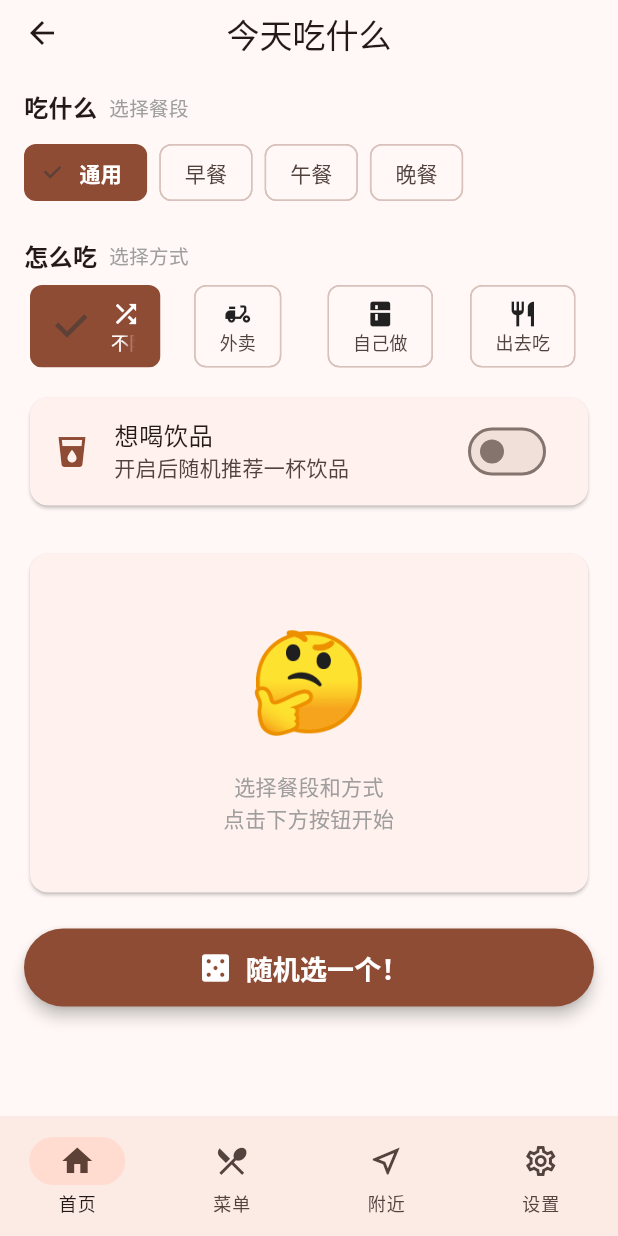
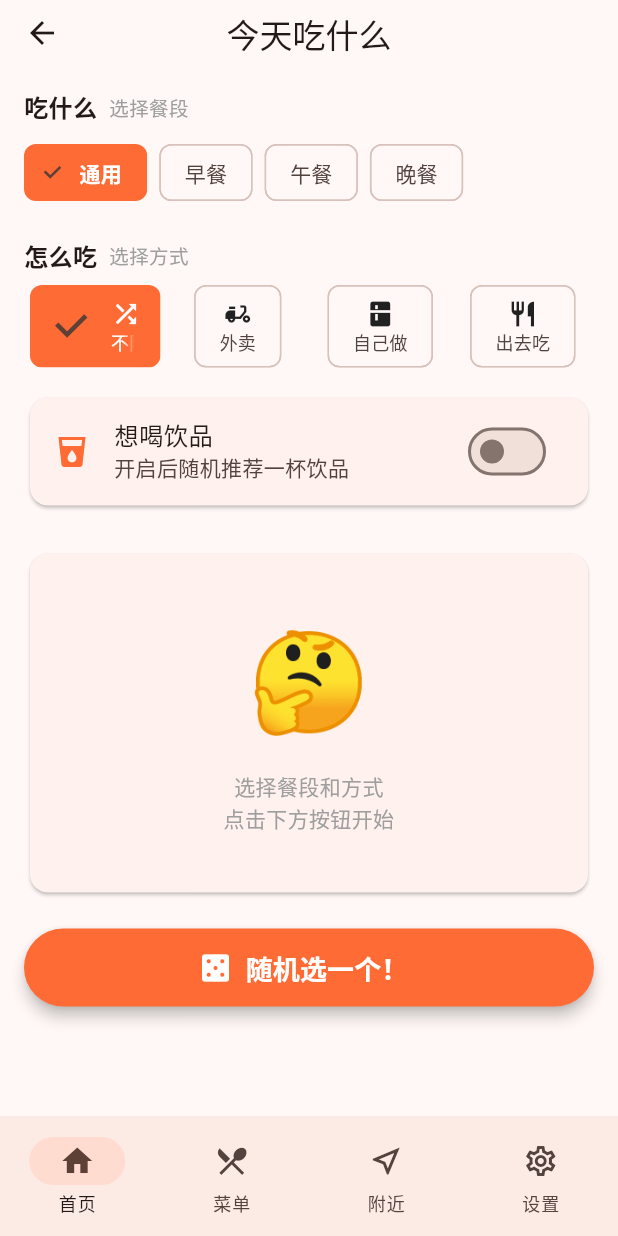
Before and after one commit to DianranQian/today-app, a Flutter app: the screen it shows after launch, after a tap on "今天吃什么", on a phone screen of 412 x 824 dp. Run offline on Flutter 3.47's test engine with Material 3 defaults, Android fonts, the phone set to English and light mode, and no system bars; our stand-ins replace file_picker, image_picker, location, share_plus, shared_preferences; missing offline and left inert: gbk_codec.

Commit message:
V3-1 基础：版本号 0.1.0+1 + 主题变亮 + 主页移除打赏
- pubspec version 1.0.0+1 -> 0.1.0+1，界面统一显示 v0.1.0
- 主题：ColorScheme.fromSeed 强制 primary=种子色（M3 默认压暗 40 色调），
  四子应用主题色更亮更艳
- 主页移除赛博乞讨按钮（设置页保留打赏入口）
- 测试适配

```diff
--- a/lib/core/theme.dart
+++ b/lib/core/theme.dart
@@ -1,9 +1,15 @@
 import 'package:flutter/material.dart';
 
-/// 「今天做什么」主题工厂：四子应用各自的主题色由 seed 派生（M3 tonal palette）
+/// 「今天做什么」主题工厂：四子应用各自的主题色由 seed 派生
+///
+/// 注意：M3 默认 primary 是 seed 的 40 色调（偏暗），
+/// 这里强制 primary = 种子原色，让主题色更亮更艳。
 ThemeData buildAppTheme({required Color seed}) {
   return ThemeData(
-    colorSchemeSeed: seed,
+    colorScheme: ColorScheme.fromSeed(
+      seedColor: seed,
+      primary: seed,
+    ),
     useMaterial3: true,
     brightness: Brightness.light,
     fontFamilyFallback: const [
--- a/lib/main.dart
+++ b/lib/main.dart
@@ -4,7 +4,6 @@ import 'apps/eat/eat_app.dart';
 import 'apps/go/go_app.dart';
 import 'apps/wear/wear_app.dart';
 import 'core/app_settings.dart';
-import 'core/donation.dart';
 import 'core/theme.dart';
 import 'pages/settings_page.dart';
 
@@ -92,14 +91,6 @@ class HomeEntryPage extends StatelessWidget {
           ),
           const SizedBox(height: 24),
           Center(
-            child: TextButton.icon(
-              onPressed: () => showDonationDialog(context),
-              icon: const Icon(Icons.favorite, color: Colors.red, size: 18),
-              label: const Text('赛博乞讨'),
-            ),
-          ),
-          const SizedBox(height: 8),
-          Center(
             child: Text(
               '今天做什么 v0.1.0 · 开源项目',
               style: TextStyle(color: Colors.grey[400], fontSize: 12),
--- a/lib/pages/settings_page.dart
+++ b/lib/pages/settings_page.dart
@@ -233,7 +233,7 @@ class _SettingsPageState extends State<SettingsPage> {
           const SizedBox(height: 24),
           Center(
             child: Text(
-              '今天做什么 v0.2.0 · GPL-3.0 开源',
+              '今天做什么 v0.1.0 · GPL-3.0 开源',
               style: TextStyle(color: Colors.grey[400], fontSize: 12),
             ),
           ),
--- a/pubspec.yaml
+++ b/pubspec.yaml
@@ -16,7 +16,7 @@ publish_to: 'none' # Remove this line if you wish to publish to pub.dev
 # https://developer.apple.com/library/archive/documentation/General/Reference/InfoPlistKeyReference/Articles/CoreFoundationKeys.html
 # In Windows, build-name is used as the major, minor, and patch parts
 # of the product and file versions while build-number is used as the build suffix.
-version: 1.0.0+1
+version: 0.1.0+1
 
 environment:
   sdk: ^3.5.3
```
Also changed, not shown: 1 other file.
